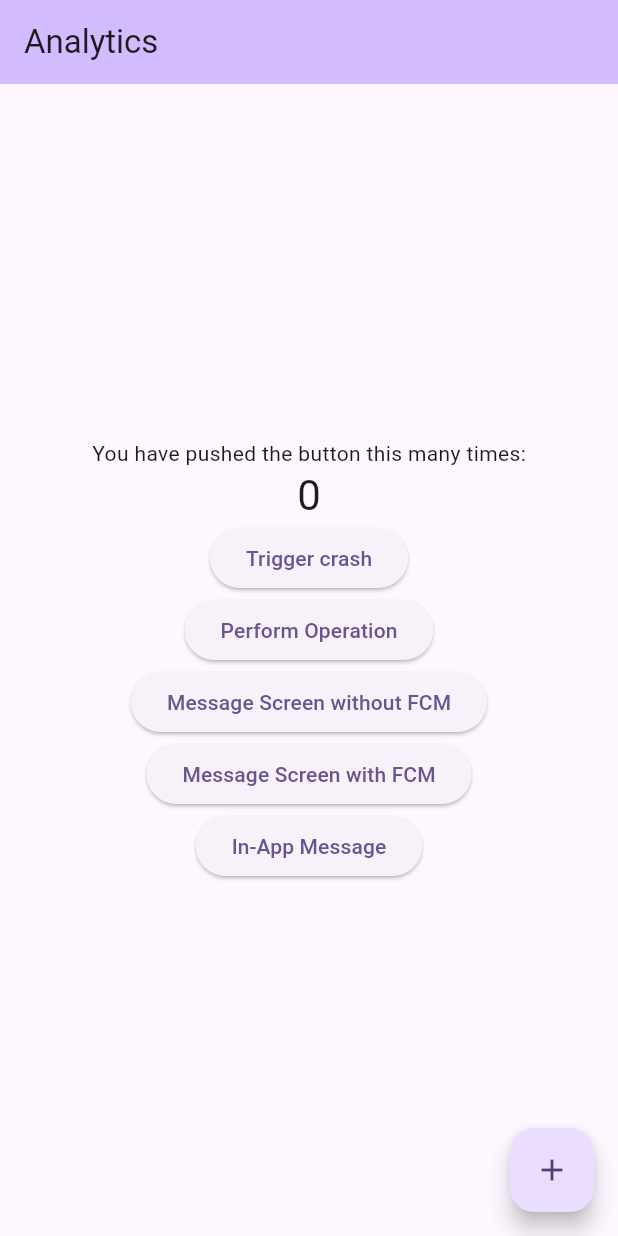
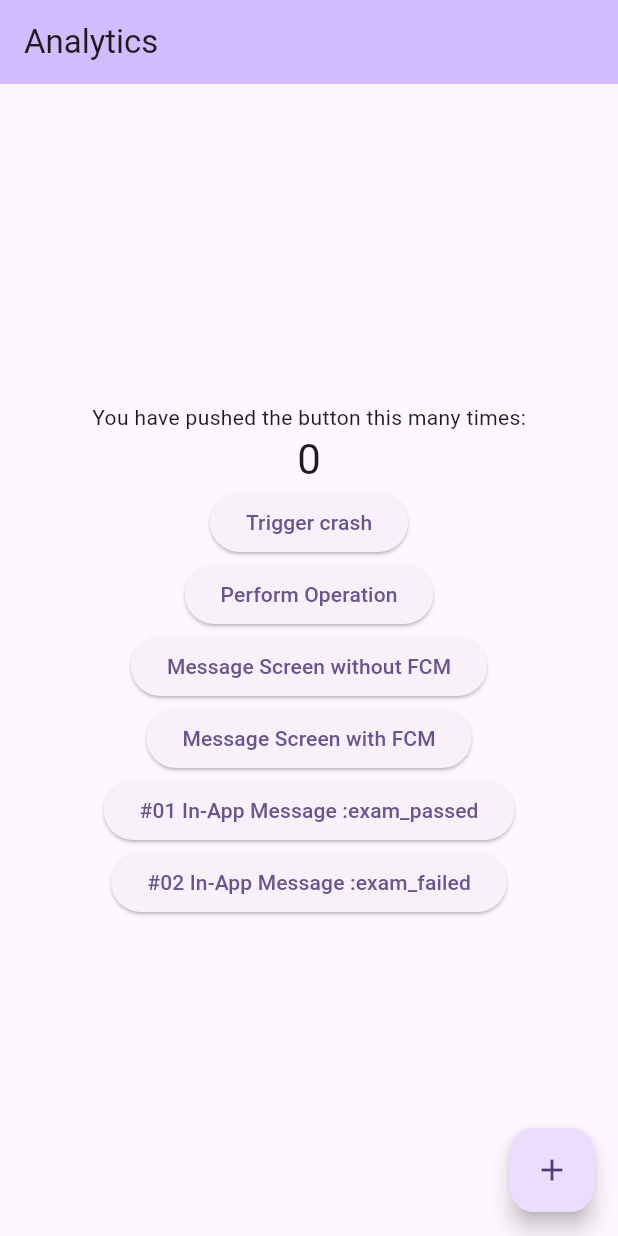
Before and after one commit to SurajPrajapati8424/elearn, a Flutter app: the screen it shows after launch, on a phone screen of 412 x 824 dp. Run offline on Flutter 3.47's test engine with Material 3 defaults, Android fonts, the phone set to English and light mode, and no system bars; our stand-ins replace firebase_analytics, firebase_core, firebase_crashlytics, firebase_messaging, flutter_local_notifications; missing offline and left inert: firebase_app_installations, firebase_in_app_messaging, firebase_performance; accounts and stored records are empty; statements that could not run were skipped.

Commit message:
basic fix and comments for FCM

```diff
--- a/lib/main.dart
+++ b/lib/main.dart
@@ -16,6 +16,7 @@ import 'package:firebase_crashlytics/firebase_crashlytics.dart';
 final globalNavigatorKey = GlobalKey<NavigatorState>();
 void main() async {
   WidgetsFlutterBinding.ensureInitialized();
+  // Initialize Firebase
   await Firebase.initializeApp(
     options: DefaultFirebaseOptions.currentPlatform,
   );
@@ -25,6 +26,7 @@ void main() async {
     FirebaseCrashlytics.instance.recordFlutterFatalError(errorDetails);
   };
   // Pass all uncaught asynchronous errors that aren't handled by the Flutter framework to Crashlytics (for Native Platform)
+  // Handle uncaught asynchronous errors
   PlatformDispatcher.instance.onError = (error, stack) {
     FirebaseCrashlytics.instance
         .recordError(error, stack, fatal: true, reason: 'Test #101');
@@ -48,6 +50,15 @@ void main() async {
   PushCloudMessageService.localNotiInit();
   // to handle foreground notifications
   FirebaseMessaging.onMessage.listen((RemoteMessage message) {
+    _handleForegroundNotification(message);
+  });
+  // in-app-msg
+  await InAppMessagingService.initInAppMessaging();
+  runApp(const MyApp());
+}
+
+// Foreground message handler
+void _handleForegroundNotification(RemoteMessage message) {
   String payloadData = jsonEncode(message.data);
   String? imageUrl = message.notification?.android?.imageUrl;
   String? iconUrl = message.data['iconURL'];
@@ -85,10 +96,6 @@ void main() async {
       );
     }
   }
-  });
-  // in-app-msg
-  await InAppMessagingService.initInAppMessaging();
-  runApp(const MyApp());
 }
 
 // Background message handler
@@ -213,13 +220,22 @@ class _MyHomePageState extends State<MyHomePage> {
             // IN-APP-MESSAGE
             ElevatedButton(
               onPressed: () async {
+                // Trigger the In-App Message manually
+                InAppMessagingService.triggerEvent('exam_passed');
                 // log it to firebase if needed
                 await AnalyticsService.analytics.logEvent(name: 'exam_passed');
-                // Trigger the In-App Message manually
-                InAppMessagingService.triggerEvent('exam_passed');
               },
-              child: const Text('In-App Message'),
+              child: const Text('#01 In-App Message :exam_passed'),
             ),
+            ElevatedButton(
+                onPressed: () async {
+                  // trigger in-app-msg Campaign
+                  InAppMessagingService.triggerEvent('exam_failed');
+                  // log clicked event in firebase
+                  await AnalyticsService.analytics
+                      .logEvent(name: 'exam_failed');
+                },
+                child: const Text('#02 In-App Message :exam_failed')),
           ],
         ),
       ),
--- a/lib/push_cloud_in_app_message.dart
+++ b/lib/push_cloud_in_app_message.dart
@@ -3,7 +3,7 @@ import 'package:firebase_app_installations/firebase_app_installations.dart';
 
 class InAppMessagingService {
   // Initialize F-Msg & F-Install
-  static final FirebaseInAppMessaging _fiamInstance =
+  static final FirebaseInAppMessaging fiamInstance =
       FirebaseInAppMessaging.instance;
   static final FirebaseInstallations fId = FirebaseInstallations.instance;
 
@@ -12,9 +12,17 @@ class InAppMessagingService {
     print('Firebase Installation FID: $fid');
   }
 
-  // trigger Event for in-app-msg
+  // Trigger event and show feedback in Snackbar
   static void triggerEvent(String eventName) {
-    _fiamInstance.triggerEvent(eventName);
+    fiamInstance.triggerEvent(eventName);
+    // Displaying a Snackbar when the event is triggered
+    // final snackBar = SnackBar(
+    //   content: Text('Triggered event: $eventName'),
+    //   duration: Duration(seconds: 2),
+    // );
+    // ScaffoldMessenger.of(context).showSnackBar(snackBar);
+
+    // Call the method to listen for impressions
   }
   // // Temporary disable In-app Message
   // Future disableFirebaseInAppMessaging() async {
```
Also changed, not shown: lib/push_cloud_message.dart (+22 -19 lines). Lines whose indentation alone changed are shown as unchanged.
